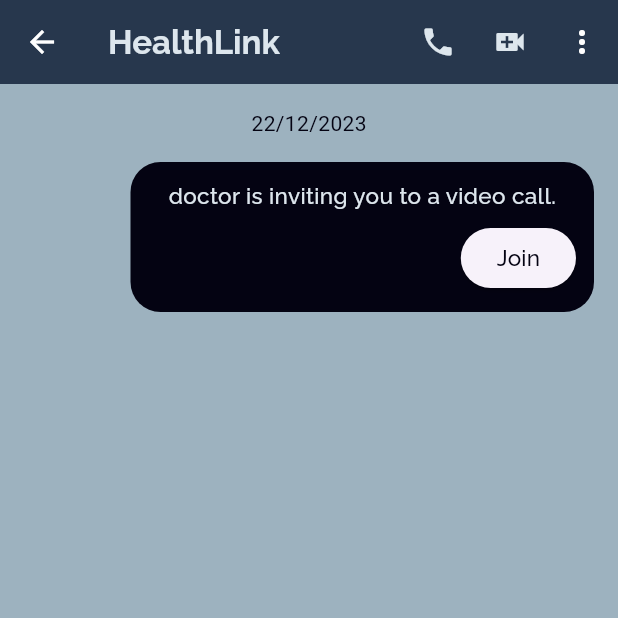
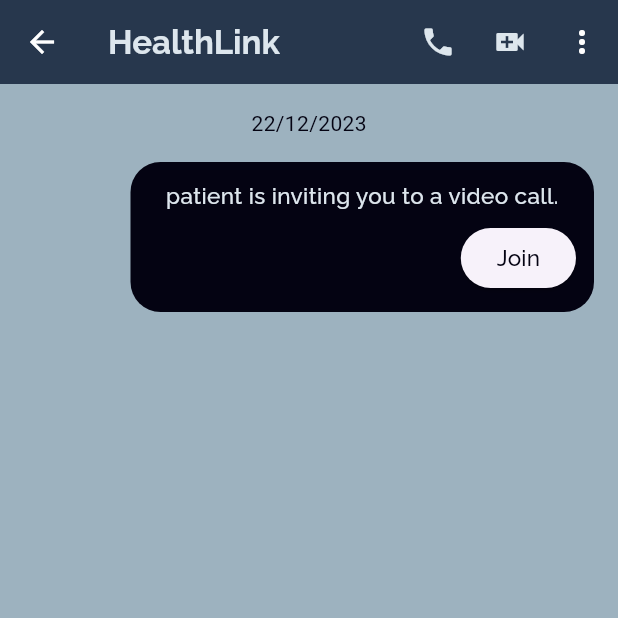
Before and after one commit to HealthLink-ByteSynergy/flutter-frontend, a Flutter app: the ConsultationChatScreen screen opened directly with empty values, after a tap on the "video call" icon, on a phone screen of 412 x 824 dp, the top half of it. Run offline on Flutter 3.47's test engine with Material 3 defaults, Android fonts, the phone set to English and light mode, and no system bars; our stand-ins replace google_fonts, shared_preferences; missing offline and left inert: flutter_phone_direct_caller; accounts and stored records are empty; network calls fail.

Commit message:
fix bug in meeting message and change icon theme in some screens

```diff
--- a/healthlink/lib/screens/Patient/search_summaries_screen.dart
+++ b/healthlink/lib/screens/Patient/search_summaries_screen.dart
@@ -79,7 +79,7 @@ class _SearchScreenState extends State<SearchScreen> {
         backgroundColor: color3,
         title: Container(
           decoration: BoxDecoration(
-            color: color2,
+            color: collaborateAppBarBgColor,
             borderRadius: BorderRadius.circular(30),
           ),
           child: TextField(
--- a/healthlink/lib/screens/Temporary_Chat/consultation_chat_screen.dart
+++ b/healthlink/lib/screens/Temporary_Chat/consultation_chat_screen.dart
@@ -246,7 +246,7 @@ class _ConsultationChatScreenState extends State<ConsultationChatScreen> {
 
       if (type == "CHAT") {
         result = await _messageService.saveMessageToUser(newMessage);
-      } else if (type == "MEETING") {
+      } else if (type == "NOTIFICATION") {
         result = await _messageService.saveMeeting(newMessage);
       }
 
@@ -396,7 +396,7 @@ class _ConsultationChatScreenState extends State<ConsultationChatScreen> {
                       timestamp,
                       index == 0,
                       prevMessageTimestamp,
-                      message.senderId == widget.doctorId);
+                      message.senderId == doctor?.docPatientId);
                 } else {
                   return _buildChatMessage(
                       message.text,
--- a/healthlink/lib/screens/Temporary_Chat/doctor_info.dart
+++ b/healthlink/lib/screens/Temporary_Chat/doctor_info.dart
@@ -16,6 +16,7 @@ class DoctorDetailsScreen extends StatelessWidget {
 
     return Scaffold(
       appBar: AppBar(
+        iconTheme: IconThemeData(color: Colors.white),
         backgroundColor: collaborateAppBarBgColor,
         title: Text(
           'Doctor Details',
--- a/healthlink/lib/screens/Temporary_Chat/patient_info.dart
+++ b/healthlink/lib/screens/Temporary_Chat/patient_info.dart
@@ -18,6 +18,7 @@ class PatientDetailsScreen extends StatelessWidget {
 
     return Scaffold(
       appBar: AppBar(
+        iconTheme: IconThemeData(color: Colors.white),
         backgroundColor: collaborateAppBarBgColor,
         title: Text(
           'Patient Details',
@@ -58,8 +59,8 @@ class PatientDetailsScreen extends StatelessWidget {
             _buildDetail('Weight', user?.getWeight.toString()),
             _buildDetail('Medical Conditions', user?.getMedicalConditions),
             _buildDetail('Medications', user?.getMedications),
-            _buildDetail('Recent Surgery or Procedure',
-                user?.getRecentSurgeryOrProcedure),
+            // _buildDetail('Recent Surgery or Procedure',
+            //     user?.getRecentSurgeryOrProcedure),
             _buildDetail('Allergies', user?.getAllergies),
             _buildDetail('Smoking Frequency', user?.getSmokingFrequency),
             _buildDetail('Drinking Frequency', user?.getDrinkingFrequency),
--- a/healthlink/lib/utils/widgets/summary_list_screen.dart
+++ b/healthlink/lib/utils/widgets/summary_list_screen.dart
@@ -24,7 +24,8 @@ class SummaryListWidget extends StatelessWidget {
         return Container(
           margin: const EdgeInsets.all(5),
           decoration: BoxDecoration(
-              color: color2, borderRadius: BorderRadius.circular(20.0)),
+              color: collaborateAppBarBgColor,
+              borderRadius: BorderRadius.circular(20.0)),
           child: ListTile(
             title: role == 'PATIENT'
                 ? Text(
```
